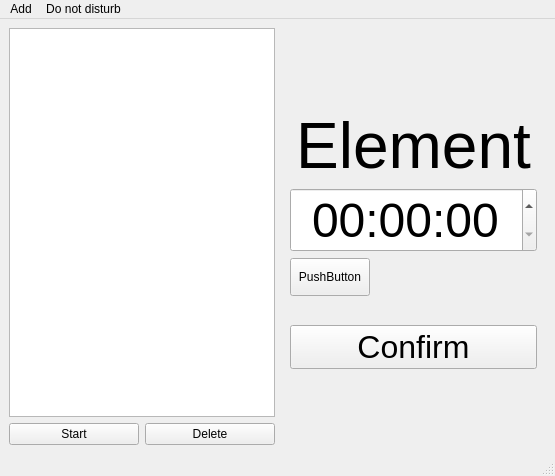
First picture: the form in mainwindow.ui, repository Dunkeshon/timers_and_alarms, before the edit.
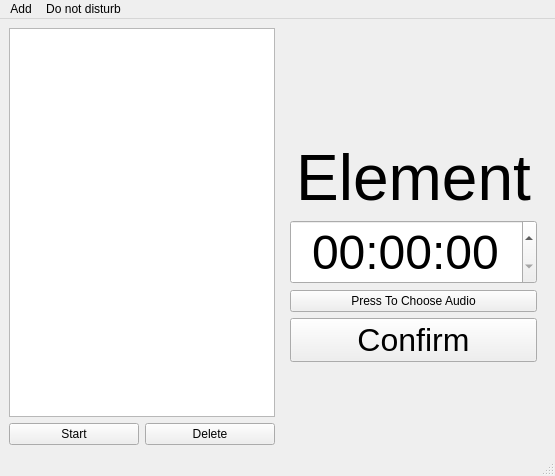
Second picture: the form after the edit. Icons and pictures are not drawn.

Commit message: audio attempt

What changed in the file:
```diff
--- a/mainwindow.ui
+++ b/mainwindow.ui
@@ -84,6 +84,11 @@
     <item row="1" column="1">
      <widget class="QWidget" name="container" native="true">
       <layout class="QVBoxLayout" name="verticalLayout_3">
+       <item>
+        <widget class="QWidget" name="widget" native="true">
+         <layout class="QHBoxLayout" name="horizontalLayout_2"/>
+        </widget>
+       </item>
        <item>
         <widget class="QLabel" name="Creation_of_type">
          <property name="sizePolicy">
@@ -145,52 +150,11 @@
         </widget>
        </item>
        <item>
-        <layout class="QFormLayout" name="formLayout">
-         <item row="0" column="1">
-          <widget class="QLabel" name="label_2">
-           <property name="sizePolicy">
-            <sizepolicy hsizetype="Fixed" vsizetype="Fixed">
-             <horstretch>0</horstretch>
-             <verstretch>0</verstretch>
-            </sizepolicy>
-           </property>
-           <property name="minimumSize">
-            <size>
-             <width>51</width>
-             <height>61</height>
-            </size>
-           </property>
-           <property name="maximumSize">
-            <size>
-             <width>51</width>
-             <height>61</height>
-            </size>
-           </property>
-           <property name="text">
-            <string/>
-           </property>
-           <property name="pixmap">
-            <pixmap resource="resources.qrc">:/images/sound_icon.png</pixmap>
-           </property>
-           <property name="scaledContents">
-            <bool>true</bool>
-           </property>
-          </widget>
-         </item>
-         <item row="0" column="0">
-          <widget class="QPushButton" name="pushButton">
-           <property name="sizePolicy">
-            <sizepolicy hsizetype="Preferred" vsizetype="Preferred">
-             <horstretch>0</horstretch>
-             <verstretch>0</verstretch>
-            </sizepolicy>
-           </property>
-           <property name="text">
-            <string>PushButton</string>
-           </property>
-          </widget>
-         </item>
-        </layout>
+        <widget class="QPushButton" name="choose_sound">
+         <property name="text">
+          <string>Press To Choose Audio</string>
+         </property>
+        </widget>
        </item>
        <item>
         <widget class="QPushButton" name="confirm_button">
```
Left out of the diff: 4 changed lines with no effect on the pictures. The commit also changes 2 other files.
